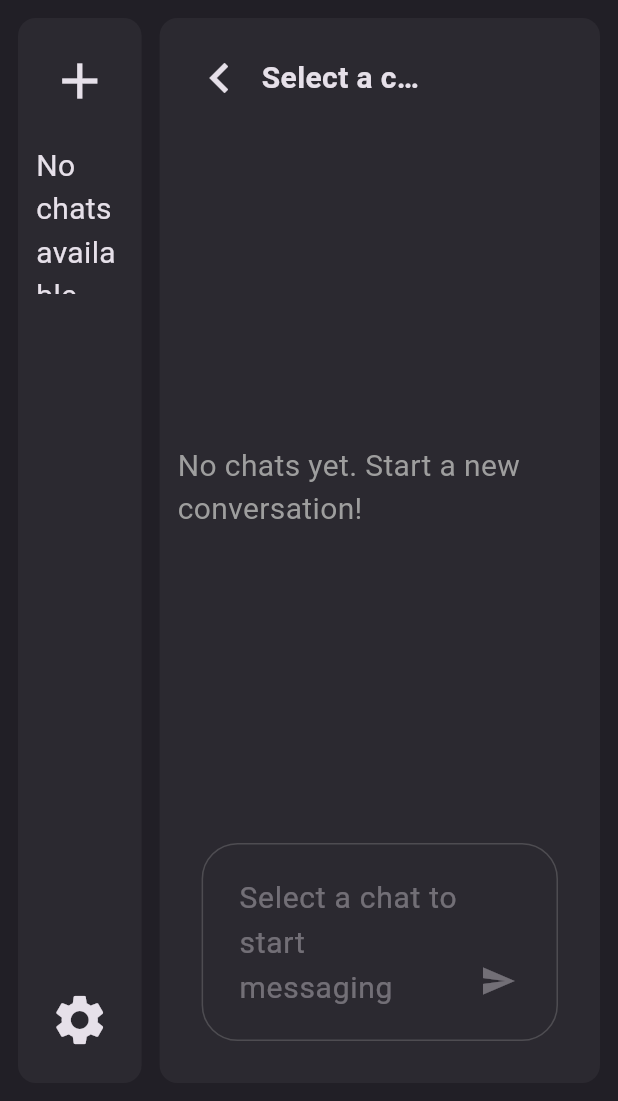
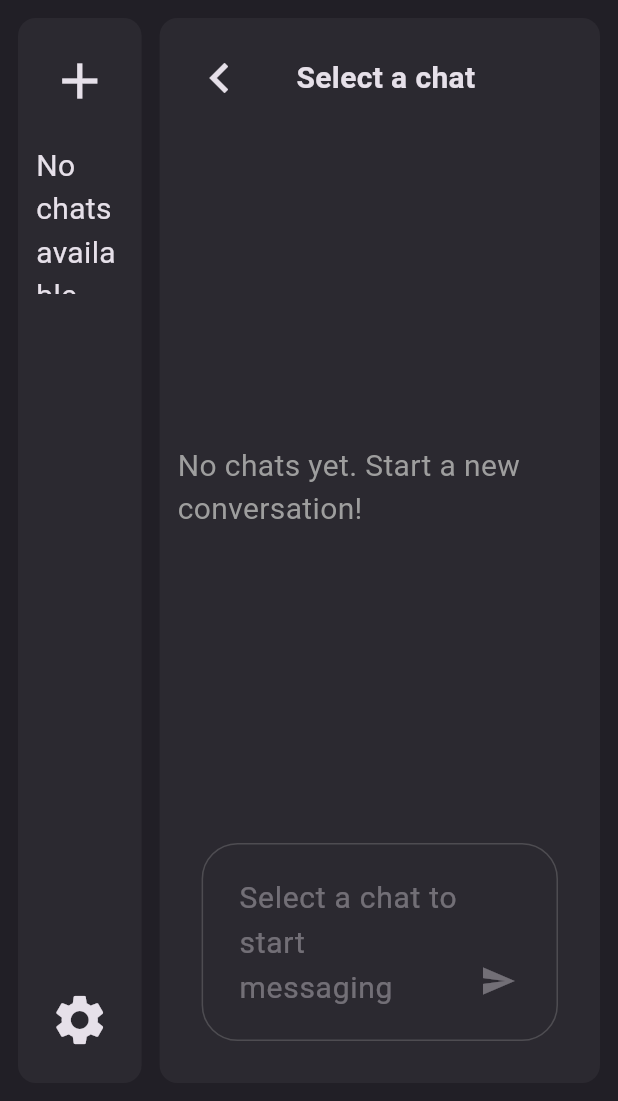
Before and after one commit to thenry42/Promptly, a Flutter app: the screen it shows after launch, on a phone screen of 412 x 824 dp, the part 135-1236 px from its top. Run offline on Flutter 3.47's test engine with Material 3 defaults, Android fonts, the phone set to English and light mode, and no system bars; our stand-ins replace flutter_dotenv, flutter_markdown; missing offline and left inert: anthropic_sdk_dart, dart:ffi, dart_openai, encrypt, ollama_dart, pointycastle and 1 more; statements that could not run were skipped.

Commit message:
title centered

```diff
--- a/promptly_app/lib/srcs/widgets/ChatPanel.dart
+++ b/promptly_app/lib/srcs/widgets/ChatPanel.dart
@@ -88,9 +88,7 @@ class _ChatPanelState extends State<ChatPanel> {
                       ),
                     ),
                   ),
-                  const Flexible(
-                    child: SizedBox(width: 48)
-                  ),
+                  const SizedBox(width: 48),
                 ],
               ),
             ),
```
